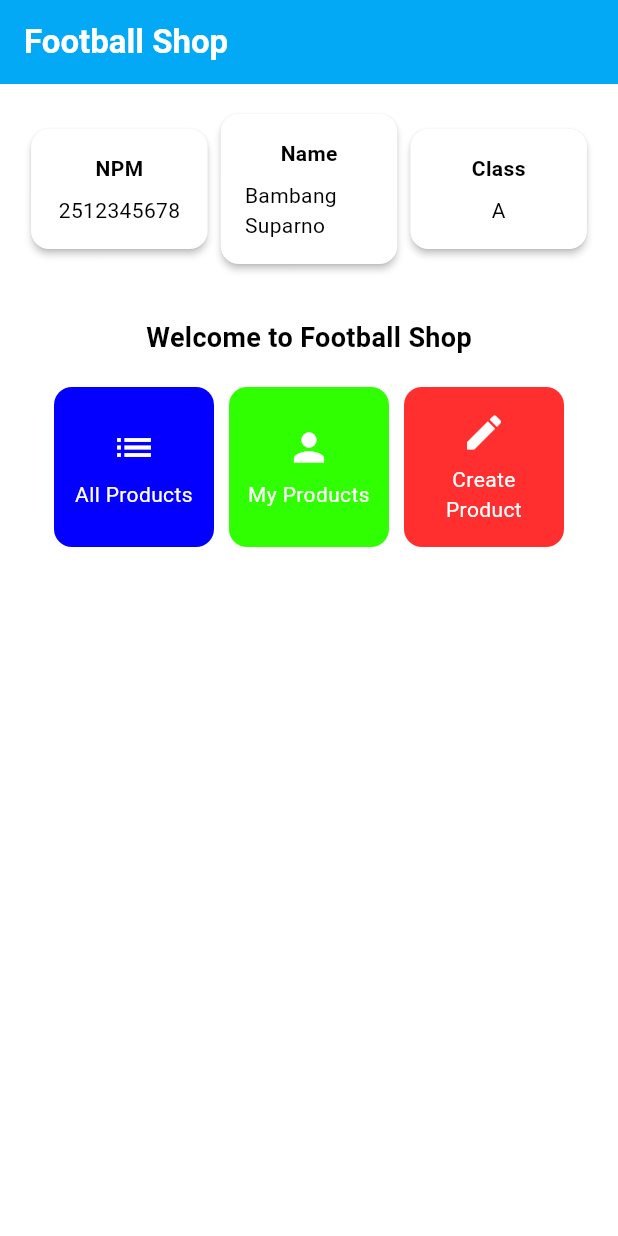
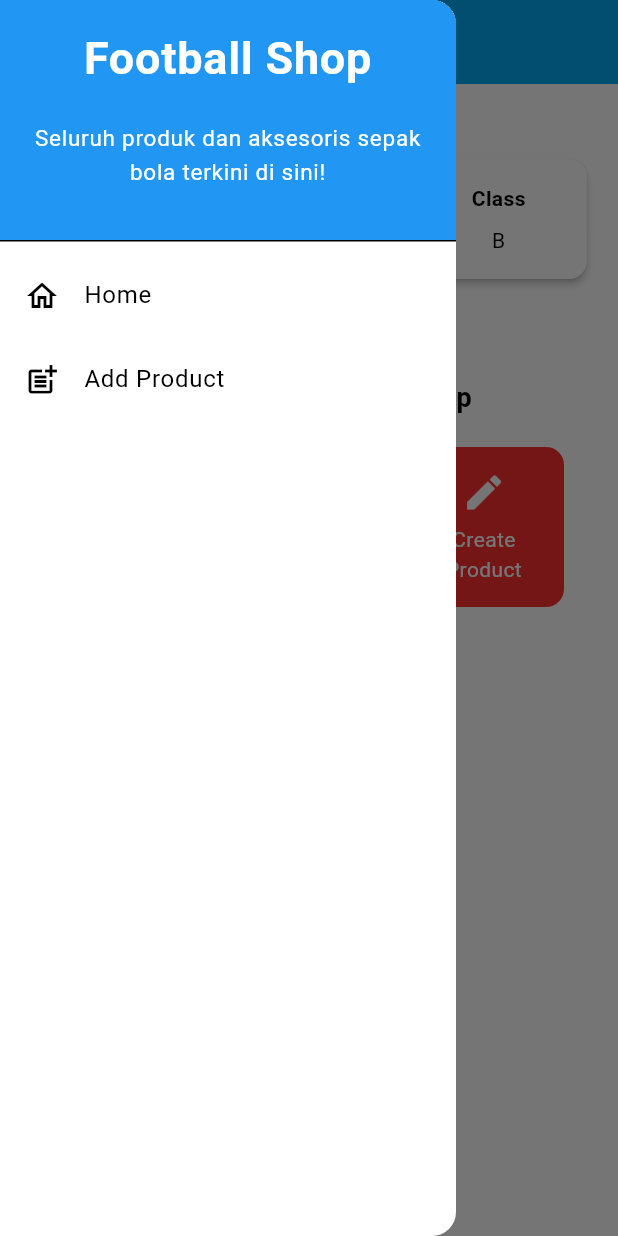
Before and after one commit to Raymundo7532/football-shop-mobile, a Flutter app: the screen it shows after launch, with the side drawer open (before the commit the screen has no drawer), on a phone screen of 412 x 824 dp. Run offline on Flutter 3.47's test engine with Material 3 defaults, Android fonts, the phone set to English and light mode, and no system bars.

Commit message:
Tugas 8 selesai

```diff
--- a/football_shop/lib/main.dart
+++ b/football_shop/lib/main.dart
@@ -1,5 +1,5 @@
 import 'package:flutter/material.dart';
-import 'package:football_shop/menu.dart';
+import 'package:football_shop/screens/menu.dart';
 
 void main() {
   runApp(const MyApp());
--- a/football_shop/lib/menu.dart
+++ b/football_shop/lib/screens/menu.dart
@@ -1,11 +1,13 @@
 import 'package:flutter/material.dart';
+import 'package:football_shop/widgets/left_drawer.dart';
+import 'package:football_shop/widgets/product_card.dart';
 
 class MyHomePage extends StatelessWidget {
   MyHomePage({super.key});
 
-  final String nama = "Bambang Suparno"; //nama
-  final String npm = "2512345678"; //npm
-  final String kelas = "A"; //kelas
+  final String nama = "Raymundo Rafaelito Maryos Von Woloblo"; //nama
+  final String npm = "2406404642"; //npm
+  final String kelas = "B"; //kelas
 
   final List<ItemHomepage> items = [
     ItemHomepage("All Products", Icons.list, const Color.fromARGB(255, 4, 0, 255)),
@@ -30,6 +32,7 @@ class MyHomePage extends StatelessWidget {
         // Warna latar belakang AppBar diambil dari skema warna tema aplikasi.
         backgroundColor: Theme.of(context).colorScheme.primary,
       ),
+      drawer: LeftDrawer(),
       // Body halaman dengan padding di sekelilingnya.
       body: Padding(
         padding: const EdgeInsets.all(16.0),
@@ -93,67 +96,7 @@ class MyHomePage extends StatelessWidget {
   }
 }
 
-class ItemHomepage {
- final String name;
- final IconData icon;
- final Color color;
 
- ItemHomepage(this.name, this.icon, this.color);
-}
-
-class ItemCard extends StatelessWidget {
-  // Menampilkan kartu dengan ikon dan nama.
-
-  final ItemHomepage item;
-
-  const ItemCard(this.item, {super.key});
-
-  @override
-  Widget build(BuildContext context) {
-    return Material(
-      // Menentukan warna latar belakang dari tema aplikasi.
-      color: item.color,
-      // Membuat sudut kartu melengkung.
-      borderRadius: BorderRadius.circular(12),
-
-      child: InkWell(
-        // Aksi ketika kartu ditekan.
-        onTap: () {
-          // Menampilkan pesan SnackBar saat kartu ditekan.
-          ScaffoldMessenger.of(context)
-            ..hideCurrentSnackBar()
-            ..showSnackBar(
-              SnackBar(content: Text("Kamu telah menekan tombol ${item.name}!"))
-            );
-        },
-        // Container untuk menyimpan Icon dan Text
-        child: Container(
-          padding: const EdgeInsets.all(8),
-          child: Center(
-            child: Column(
-              // Menyusun ikon dan teks di tengah kartu.
-              mainAxisAlignment: MainAxisAlignment.center,
-              children: [
-                Icon(
-                  item.icon,
-                  color: Colors.white,
-                  size: 30.0,
-                ),
-                const Padding(padding: EdgeInsets.all(3)),
-                Text(
-                  item.name,
-                  textAlign: TextAlign.center,
-                  style: const TextStyle(color: Colors.white),
-                ),
-              ],
-            ),
-          ),
-        ),
-      ),
-    );
-  }
-
-}
 
 class InfoCard extends StatelessWidget {
   // Kartu informasi yang menampilkan title dan content.
--- /dev/null
+++ b/football_shop/lib/widgets/left_drawer.dart
@@ -0,0 +1,68 @@
+import 'package:flutter/material.dart';
+import 'package:football_shop/screens/menu.dart';
+import 'package:football_shop/screens/productlist_form.dart';
+
+class LeftDrawer extends StatelessWidget {
+  const LeftDrawer({super.key});
+
+  @override
+  Widget build(BuildContext context) {
+    return Drawer(
+      child: ListView(
+        children: [
+          const DrawerHeader(
+            decoration: BoxDecoration(
+              color: Colors.blue,
+            ),
+            child: Column(
+              children: [
+                Text(
+                  'Football Shop',
+                  textAlign: TextAlign.center,
+                  style: TextStyle(
+                    fontSize: 30,
+                    fontWeight: FontWeight.bold,
+                    color: Colors.white,
+                  ),
+                ),
+                Padding(padding: EdgeInsets.all(10)),
+                Text("Seluruh produk dan aksesoris sepak bola terkini di sini!",
+                    textAlign: TextAlign.center,
+                    style: TextStyle(
+                      fontSize: 15,
+                      color: Colors.white,
+                      fontWeight: FontWeight.normal,
+                    ),
+                ),
+              ],
+            ),
+          ),
+          ListTile(
+            leading: const Icon(Icons.home_outlined),
+            title: const Text('Home'),
+            // Bagian redirection ke MyHomePage
+            onTap: () {
+              Navigator.pushReplacement(
+                  context,
+                  MaterialPageRoute(
+                    builder: (context) => MyHomePage(),
+                  ));
+            },
+          ),
+          ListTile(
+            leading: const Icon(Icons.post_add),
+            title: const Text('Add Product'),
+            // Bagian redirection ke ProductFormPage
+            onTap: () {
+              Navigator.pushReplacement(
+                  context,
+                  MaterialPageRoute(
+                    builder: (context) => ProductFormPage(),
+                  ));
+            },
+          ),
+        ],
+      ),
+    );
+  }
+}
--- /dev/null
+++ b/football_shop/lib/widgets/product_card.dart
@@ -0,0 +1,71 @@
+import 'package:flutter/material.dart';
+import 'package:football_shop/screens/productlist_form.dart';
+
+class ItemHomepage {
+ final String name;
+ final IconData icon;
+ final Color color;
+
+ ItemHomepage(this.name, this.icon, this.color);
+}
+
+class ItemCard extends StatelessWidget {
+  // Menampilkan kartu dengan ikon dan nama.
+
+  final ItemHomepage item;
+
+  const ItemCard(this.item, {super.key});
+
+  @override
+  Widget build(BuildContext context) {
+    return Material(
+      // Menentukan warna latar belakang dari warna item masing-masing.
+      color: item.color,
+      // Membuat sudut kartu melengkung.
+      borderRadius: BorderRadius.circular(12),
+
+      child: InkWell(
+        // Aksi ketika kartu ditekan.
+        onTap: () {
+          // Menampilkan pesan SnackBar saat kartu ditekan.
+          ScaffoldMessenger.of(context)
+            ..hideCurrentSnackBar()
+            ..showSnackBar(
+              SnackBar(content: Text("Kamu telah menekan tombol ${item.name}!"))
+            );
+
+          // Navigate ke route yang sesuai (tergantung jenis tombol)
+          if (item.name == "Add Product") {
+            Navigator.push(
+              context,
+              MaterialPageRoute(builder: (context) => const ProductFormPage()),
+            );
+          }
+        },
+        // Container untuk menyimpan Icon dan Text
+        child: Container(
+          padding: const EdgeInsets.all(8),
+          child: Center(
+            child: Column(
+              // Menyusun ikon dan teks di tengah kartu.
+              mainAxisAlignment: MainAxisAlignment.center,
+              children: [
+                Icon(
+                  item.icon,
+                  color: Colors.white,
+                  size: 30.0,
+                ),
+                const Padding(padding: EdgeInsets.all(3)),
+                Text(
+                  item.name,
+                  textAlign: TextAlign.center,
+                  style: const TextStyle(color: Colors.white),
+                ),
+              ],
+            ),
+          ),
+        ),
+      ),
+    );
+  }
+}
```
Also changed, not shown: football_shop/lib/screens/productlist_form.dart (added, +251 -0 lines), 1 other file.
